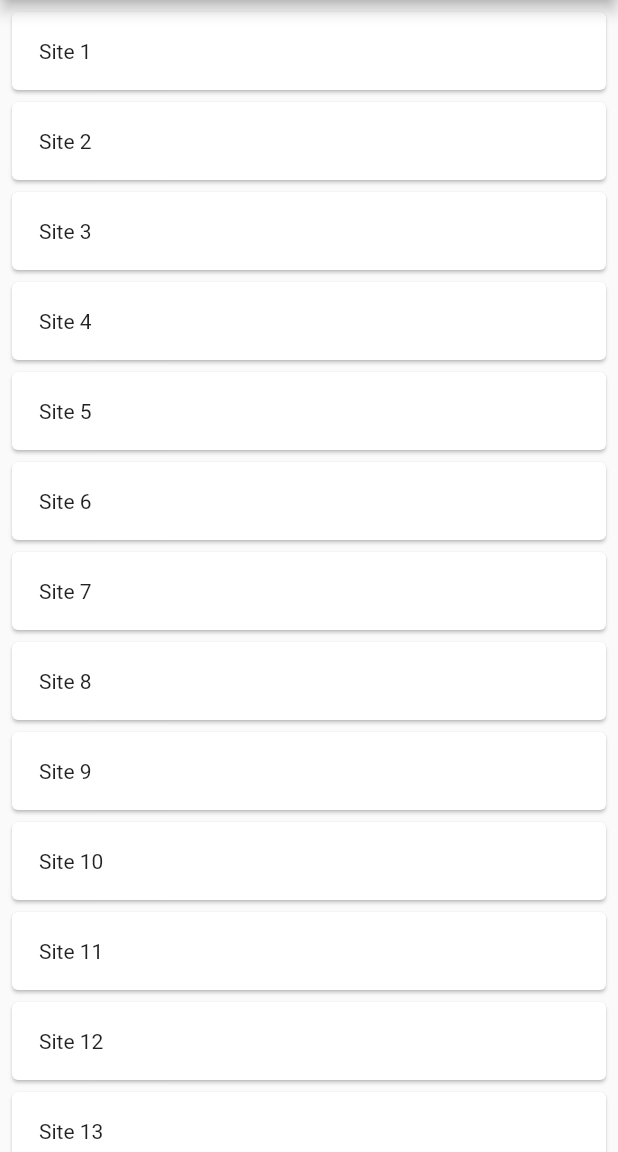
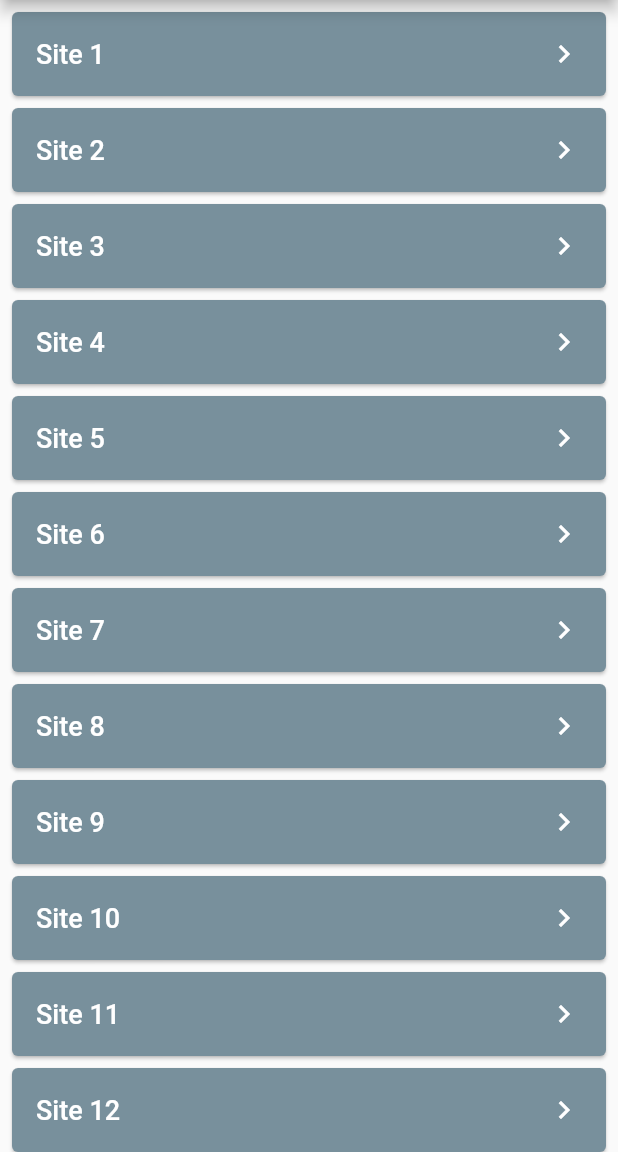
Before and after one commit to tytydraco/cg_proto2, a Flutter app: the HomePage screen opened directly, on a phone screen of 412 x 824 dp, the part 84-1236 px from its top. Run offline on Flutter 3.47's test engine with Material 2 defaults, Android fonts, the phone set to English and light mode, and no system bars; our stand-ins replace fl_chart, shared_preferences; missing offline and left inert: artificial_delay, login_widget; accounts and stored records are empty.

Commit message:
Make site list slightly more pretty
Signed-off-by: Tyler Nijmeh <tylernij@gmail.com>

```diff
--- a/lib/widgets/site_widget.dart
+++ b/lib/widgets/site_widget.dart
@@ -11,11 +11,28 @@ class SiteWidget extends StatelessWidget {
   @override
   Widget build(BuildContext context) {
     return Card(
+      color: Colors.blueGrey.shade400,
       margin: const EdgeInsets.only(left: 8, right: 8, top: 4, bottom: 4),
       child: InkWell(
         child: Padding(
-          padding: const EdgeInsets.all(18),
-          child: Text(site.id)
+          padding: const EdgeInsets.all(16),
+          child: Row(
+            mainAxisAlignment: MainAxisAlignment.spaceBetween,
+            children: [
+              Text(
+                site.id,
+                style: const TextStyle(
+                  fontSize: 18,
+                  fontWeight: FontWeight.w500,
+                  color: Colors.white,
+                ),
+              ),
+              const Icon(
+                Icons.navigate_next,
+                color: Colors.white,
+              ),
+            ],
+          )
         ),
         onTap: () {
           Navigator.push(
```
